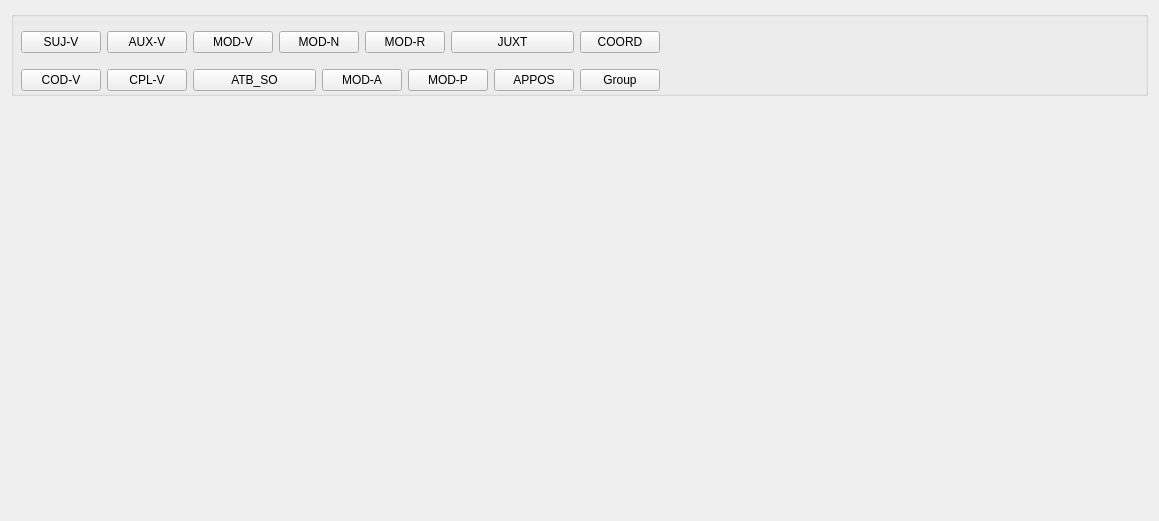
Above: src/syanotmainwindow.ui from kleag/syanot before the change. Below: the same form after it.
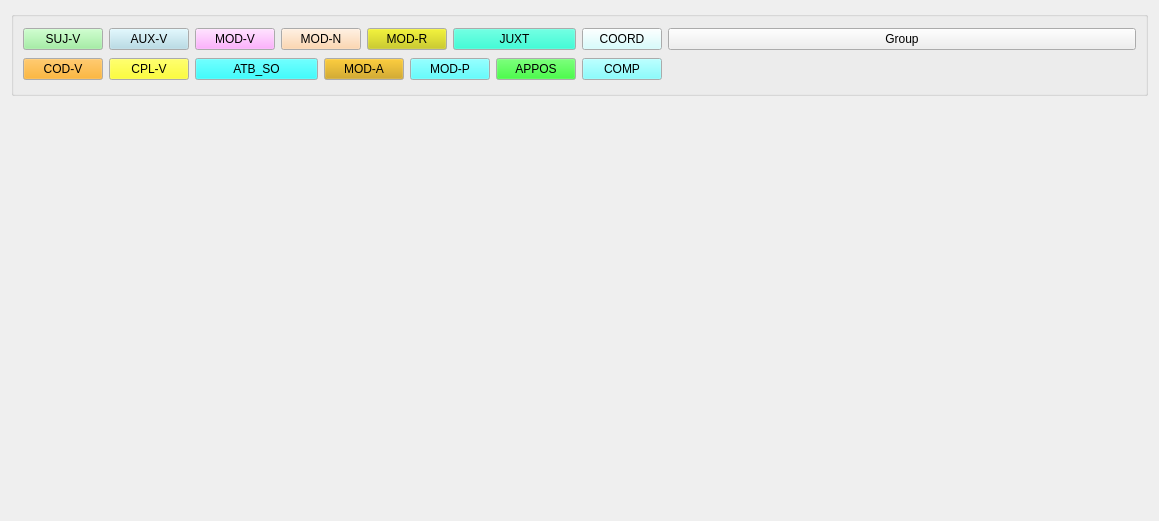
That is the form after the change. Custom widgets are drawn as their Qt base class.

Commit message: Ready to be used (with kgraphviewer rev. 848074); colors on relations; visual feedbacks on operations

```diff
--- a/src/syanotmainwindow.ui
+++ b/src/syanotmainwindow.ui
@@ -29,18 +29,46 @@
          <height>85</height>
         </size>
        </property>
-       <widget class="QWidget" name="layoutWidget" >
-        <property name="geometry" >
-         <rect>
-          <x>10</x>
-          <y>10</y>
-          <width>897</width>
-          <height>80</height>
-         </rect>
-        </property>
-        <layout class="QGridLayout" >
+       <layout class="QGridLayout" name="gridLayout" >
          <item row="0" column="0" >
           <widget class="KPushButton" name="sujvbutton" >
+          <property name="palette" >
+           <palette>
+            <active>
+             <colorrole role="Button" >
+              <brush brushstyle="SolidPattern" >
+               <color alpha="255" >
+                <red>144</red>
+                <green>238</green>
+                <blue>144</blue>
+               </color>
+              </brush>
+             </colorrole>
+            </active>
+            <inactive>
+             <colorrole role="Button" >
+              <brush brushstyle="SolidPattern" >
+               <color alpha="255" >
+                <red>144</red>
+                <green>238</green>
+                <blue>144</blue>
+               </color>
+              </brush>
+             </colorrole>
+            </inactive>
+            <disabled>
+             <colorrole role="Button" >
+              <brush brushstyle="SolidPattern" >
+               <color alpha="255" >
+                <red>144</red>
+                <green>238</green>
+                <blue>144</blue>
+               </color>
+              </brush>
+             </colorrole>
+            </disabled>
+           </palette>
+          </property>
            <property name="text" >
             <string>SUJ-V</string>
            </property>
@@ -48,6 +76,43 @@
          </item>
          <item row="0" column="1" >
           <widget class="KPushButton" name="auxvbutton" >
+          <property name="palette" >
+           <palette>
+            <active>
+             <colorrole role="Button" >
+              <brush brushstyle="SolidPattern" >
+               <color alpha="255" >
+                <red>173</red>
+                <green>217</green>
+                <blue>230</blue>
+               </color>
+              </brush>
+             </colorrole>
+            </active>
+            <inactive>
+             <colorrole role="Button" >
+              <brush brushstyle="SolidPattern" >
+               <color alpha="255" >
+                <red>173</red>
+                <green>217</green>
+                <blue>230</blue>
+               </color>
+              </brush>
+             </colorrole>
+            </inactive>
+            <disabled>
+             <colorrole role="Button" >
+              <brush brushstyle="SolidPattern" >
+               <color alpha="255" >
+                <red>173</red>
+                <green>217</green>
+                <blue>230</blue>
+               </color>
+              </brush>
+             </colorrole>
+            </disabled>
+           </palette>
+          </property>
            <property name="text" >
             <string>AUX-V</string>
            </property>
@@ -55,6 +120,43 @@
          </item>
          <item row="0" column="2" >
           <widget class="KPushButton" name="modvbutton" >
+          <property name="palette" >
+           <palette>
+            <active>
+             <colorrole role="Button" >
+              <brush brushstyle="SolidPattern" >
+               <color alpha="255" >
+                <red>255</red>
+                <green>153</green>
+                <blue>255</blue>
+               </color>
+              </brush>
+             </colorrole>
+            </active>
+            <inactive>
+             <colorrole role="Button" >
+              <brush brushstyle="SolidPattern" >
+               <color alpha="255" >
+                <red>255</red>
+                <green>153</green>
+                <blue>255</blue>
+               </color>
+              </brush>
+             </colorrole>
+            </inactive>
+            <disabled>
+             <colorrole role="Button" >
+              <brush brushstyle="SolidPattern" >
+               <color alpha="255" >
+                <red>255</red>
+                <green>153</green>
+                <blue>255</blue>
+               </color>
+              </brush>
+             </colorrole>
+            </disabled>
+           </palette>
+          </property>
            <property name="text" >
             <string>MOD-V</string>
            </property>
@@ -62,6 +164,43 @@
          </item>
          <item row="0" column="3" colspan="2" >
           <widget class="KPushButton" name="modnbutton" >
+          <property name="palette" >
+           <palette>
+            <active>
+             <colorrole role="Button" >
+              <brush brushstyle="SolidPattern" >
+               <color alpha="255" >
+                <red>255</red>
+                <green>204</green>
+                <blue>153</blue>
+               </color>
+              </brush>
+             </colorrole>
+            </active>
+            <inactive>
+             <colorrole role="Button" >
+              <brush brushstyle="SolidPattern" >
+               <color alpha="255" >
+                <red>255</red>
+                <green>204</green>
+                <blue>153</blue>
+               </color>
+              </brush>
+             </colorrole>
+            </inactive>
+            <disabled>
+             <colorrole role="Button" >
+              <brush brushstyle="SolidPattern" >
+               <color alpha="255" >
+                <red>255</red>
+                <green>204</green>
+                <blue>153</blue>
+               </color>
+              </brush>
+             </colorrole>
+            </disabled>
+           </palette>
+          </property>
            <property name="text" >
             <string>MOD-N</string>
            </property>
@@ -69,6 +208,43 @@
          </item>
          <item row="0" column="5" colspan="2" >
           <widget class="KPushButton" name="modrbutton" >
+          <property name="palette" >
+           <palette>
+            <active>
+             <colorrole role="Button" >
+              <brush brushstyle="SolidPattern" >
+               <color alpha="255" >
+                <red>204</red>
+                <green>204</green>
+                <blue>0</blue>
+               </color>
+              </brush>
+             </colorrole>
+            </active>
+            <inactive>
+             <colorrole role="Button" >
+              <brush brushstyle="SolidPattern" >
+               <color alpha="255" >
+                <red>204</red>
+                <green>204</green>
+                <blue>0</blue>
+               </color>
+              </brush>
+             </colorrole>
+            </inactive>
+            <disabled>
+             <colorrole role="Button" >
+              <brush brushstyle="SolidPattern" >
+               <color alpha="255" >
+                <red>204</red>
+                <green>204</green>
+                <blue>0</blue>
+               </color>
+              </brush>
+             </colorrole>
+            </disabled>
+           </palette>
+          </property>
            <property name="text" >
             <string>MOD-R</string>
            </property>
@@ -76,6 +252,43 @@
          </item>
          <item row="0" column="7" colspan="2" >
           <widget class="KPushButton" name="juxtbutton" >
+          <property name="palette" >
+           <palette>
+            <active>
+             <colorrole role="Button" >
+              <brush brushstyle="SolidPattern" >
+               <color alpha="255" >
+                <red>0</red>
+                <green>255</green>
+                <blue>204</blue>
+               </color>
+              </brush>
+             </colorrole>
+            </active>
+            <inactive>
+             <colorrole role="Button" >
+              <brush brushstyle="SolidPattern" >
+               <color alpha="255" >
+                <red>0</red>
+                <green>255</green>
+                <blue>204</blue>
+               </color>
+              </brush>
+             </colorrole>
+            </inactive>
+            <disabled>
+             <colorrole role="Button" >
+              <brush brushstyle="SolidPattern" >
+               <color alpha="255" >
+                <red>0</red>
+                <green>255</green>
+                <blue>204</blue>
+               </color>
+              </brush>
+             </colorrole>
+            </disabled>
+           </palette>
+          </property>
            <property name="text" >
             <string>JUXT</string>
            </property>
@@ -83,6 +296,43 @@
          </item>
          <item row="0" column="9" >
           <widget class="KPushButton" name="coordbutton" >
+          <property name="palette" >
+           <palette>
+            <active>
+             <colorrole role="Button" >
+              <brush brushstyle="SolidPattern" >
+               <color alpha="255" >
+                <red>204</red>
+                <green>255</green>
+                <blue>255</blue>
+               </color>
+              </brush>
+             </colorrole>
+            </active>
+            <inactive>
+             <colorrole role="Button" >
+              <brush brushstyle="SolidPattern" >
+               <color alpha="255" >
+                <red>204</red>
+                <green>255</green>
+                <blue>255</blue>
+               </color>
+              </brush>
+             </colorrole>
+            </inactive>
+            <disabled>
+             <colorrole role="Button" >
+              <brush brushstyle="SolidPattern" >
+               <color alpha="255" >
+                <red>204</red>
+                <green>255</green>
+                <blue>255</blue>
+               </color>
+              </brush>
+             </colorrole>
+            </disabled>
+           </palette>
+          </property>
            <property name="text" >
             <string>COORD</string>
            </property>
@@ -90,6 +340,43 @@
          </item>
          <item row="1" column="0" >
           <widget class="KPushButton" name="codvbutton" >
+          <property name="palette" >
+           <palette>
+            <active>
+             <colorrole role="Button" >
+              <brush brushstyle="SolidPattern" >
+               <color alpha="255" >
+                <red>255</red>
+                <green>162</green>
+                <blue>0</blue>
+               </color>
+              </brush>
+             </colorrole>
+            </active>
+            <inactive>
+             <colorrole role="Button" >
+              <brush brushstyle="SolidPattern" >
+               <color alpha="255" >
+                <red>255</red>
+                <green>162</green>
+                <blue>0</blue>
+               </color>
+              </brush>
+             </colorrole>
+            </inactive>
+            <disabled>
+             <colorrole role="Button" >
+              <brush brushstyle="SolidPattern" >
+               <color alpha="255" >
+                <red>255</red>
+                <green>162</green>
+                <blue>0</blue>
+               </color>
+              </brush>
+             </colorrole>
+            </disabled>
+           </palette>
+          </property>
            <property name="text" >
             <string>COD-V</string>
            </property>
@@ -97,6 +384,43 @@
          </item>
          <item row="1" column="1" >
           <widget class="KPushButton" name="cplvbutton" >
+          <property name="palette" >
+           <palette>
+            <active>
+             <colorrole role="Button" >
+              <brush brushstyle="SolidPattern" >
+               <color alpha="255" >
+                <red>255</red>
+                <green>255</green>
+                <blue>0</blue>
+               </color>
+              </brush>
+             </colorrole>
+            </active>
+            <inactive>
+             <colorrole role="Button" >
+              <brush brushstyle="SolidPattern" >
+               <color alpha="255" >
+                <red>255</red>
+                <green>255</green>
+                <blue>0</blue>
+               </color>
+              </brush>
+             </colorrole>
+            </inactive>
+            <disabled>
+             <colorrole role="Button" >
+              <brush brushstyle="SolidPattern" >
+               <color alpha="255" >
+                <red>255</red>
+                <green>255</green>
+                <blue>0</blue>
+               </color>
+              </brush>
+             </colorrole>
+            </disabled>
+           </palette>
+          </property>
            <property name="text" >
             <string>CPL-V</string>
            </property>
@@ -104,6 +428,43 @@
          </item>
          <item row="1" column="2" colspan="2" >
           <widget class="KPushButton" name="atbsobutton" >
+          <property name="palette" >
+           <palette>
+            <active>
+             <colorrole role="Button" >
+              <brush brushstyle="SolidPattern" >
+               <color alpha="255" >
+                <red>0</red>
+                <green>255</green>
+                <blue>255</blue>
+               </color>
+              </brush>
+             </colorrole>
+            </active>
+            <inactive>
+             <colorrole role="Button" >
+              <brush brushstyle="SolidPattern" >
+               <color alpha="255" >
+                <red>0</red>
+                <green>255</green>
+                <blue>255</blue>
+               </color>
+              </brush>
+             </colorrole>
+            </inactive>
+            <disabled>
+             <colorrole role="Button" >
+              <brush brushstyle="SolidPattern" >
+               <color alpha="255" >
+                <red>0</red>
+                <green>255</green>
+                <blue>255</blue>
+               </color>
+              </brush>
+             </colorrole>
+            </disabled>
+           </palette>
+          </property>
            <property name="text" >
             <string>ATB_SO</string>
            </property>
@@ -111,6 +472,43 @@
          </item>
          <item row="1" column="4" colspan="2" >
           <widget class="KPushButton" name="modabutton" >
+          <property name="palette" >
+           <palette>
+            <active>
+             <colorrole role="Button" >
+              <brush brushstyle="SolidPattern" >
+               <color alpha="255" >
+                <red>204</red>
+                <green>153</green>
+                <blue>0</blue>
+               </color>
+              </brush>
+             </colorrole>
+            </active>
+            <inactive>
+             <colorrole role="Button" >
+              <brush brushstyle="SolidPattern" >
+               <color alpha="255" >
+                <red>204</red>
+                <green>153</green>
+                <blue>0</blue>
+               </color>
+              </brush>
+             </colorrole>
+            </inactive>
+            <disabled>
+             <colorrole role="Button" >
+              <brush brushstyle="SolidPattern" >
+               <color alpha="255" >
+                <red>204</red>
+                <green>153</green>
+                <blue>0</blue>
+               </color>
+              </brush>
+             </colorrole>
+            </disabled>
+           </palette>
+          </property>
            <property name="text" >
             <string>MOD-A</string>
            </property>
@@ -118,6 +516,43 @@
          </item>
          <item row="1" column="6" colspan="2" >
           <widget class="KPushButton" name="modpbutton" >
+          <property name="palette" >
+           <palette>
+            <active>
+             <colorrole role="Button" >
+              <brush brushstyle="SolidPattern" >
+               <color alpha="255" >
+                <red>51</red>
+                <green>255</green>
+                <blue>255</blue>
+               </color>
+              </brush>
+             </colorrole>
+            </active>
+            <inactive>
+             <colorrole role="Button" >
+              <brush brushstyle="SolidPattern" >
+               <color alpha="255" >
+                <red>51</red>
+                <green>255</green>
+                <blue>255</blue>
+               </color>
+              </brush>
+             </colorrole>
+            </inactive>
+            <disabled>
+             <colorrole role="Button" >
+              <brush brushstyle="SolidPattern" >
+               <color alpha="255" >
+                <red>51</red>
+                <green>255</green>
+                <blue>255</blue>
+               </color>
+              </brush>
+             </colorrole>
+            </disabled>
+           </palette>
+          </property>
            <property name="text" >
             <string>MOD-P</string>
            </property>
@@ -125,6 +560,43 @@
          </item>
          <item row="1" column="8" >
           <widget class="KPushButton" name="apposbutton" >
+          <property name="palette" >
+           <palette>
+            <active>
+             <colorrole role="Button" >
+              <brush brushstyle="SolidPattern" >
+               <color alpha="255" >
+                <red>0</red>
+                <green>255</green>
+                <blue>0</blue>
+               </color>
+              </brush>
+             </colorrole>
+            </active>
+            <inactive>
+             <colorrole role="Button" >
+              <brush brushstyle="SolidPattern" >
+               <color alpha="255" >
+                <red>0</red>
+                <green>255</green>
+                <blue>0</blue>
+               </color>
+              </brush>
+             </colorrole>
+            </inactive>
+            <disabled>
+             <colorrole role="Button" >
+              <brush brushstyle="SolidPattern" >
+               <color alpha="255" >
+                <red>0</red>
+                <green>255</green>
+                <blue>0</blue>
+               </color>
+              </brush>
+             </colorrole>
+            </disabled>
+           </palette>
+          </property>
            <property name="text" >
             <string>APPOS</string>
            </property>
@@ -143,15 +615,58 @@
            </property>
           </spacer>
          </item>
-         <item row="1" column="9" >
+        <item row="0" column="10" >
           <widget class="KPushButton" name="groupbutton" >
            <property name="text" >
             <string>Group</string>
            </property>
           </widget>
          </item>
-        </layout>
-       </widget>
+        <item row="1" column="9" >
+         <widget class="KPushButton" name="compbutton" >
+          <property name="palette" >
+           <palette>
+            <active>
+             <colorrole role="Button" >
+              <brush brushstyle="SolidPattern" >
+               <color alpha="255" >
+                <red>102</red>
+                <green>255</green>
+                <blue>255</blue>
+               </color>
+              </brush>
+             </colorrole>
+            </active>
+            <inactive>
+             <colorrole role="Button" >
+              <brush brushstyle="SolidPattern" >
+               <color alpha="255" >
+                <red>102</red>
+                <green>255</green>
+                <blue>255</blue>
+               </color>
+              </brush>
+             </colorrole>
+            </inactive>
+            <disabled>
+             <colorrole role="Button" >
+              <brush brushstyle="SolidPattern" >
+               <color alpha="255" >
+                <red>102</red>
+                <green>255</green>
+                <blue>255</blue>
+               </color>
+              </brush>
+             </colorrole>
+            </disabled>
+           </palette>
+          </property>
+          <property name="text" >
+           <string>COMP</string>
+          </property>
+         </widget>
+        </item>
+       </layout>
       </widget>
      </item>
      <item>
```
Lines whose indentation alone changed are shown as unchanged. The commit also changes 4 other files.
